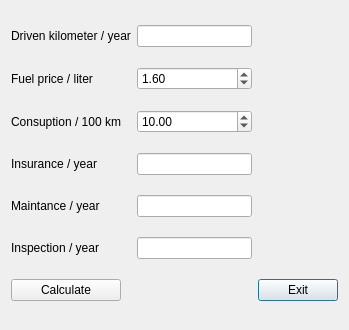
First picture: the form in costscalculator.ui, repository Jantero93/Qt_Harkka, before the edit.
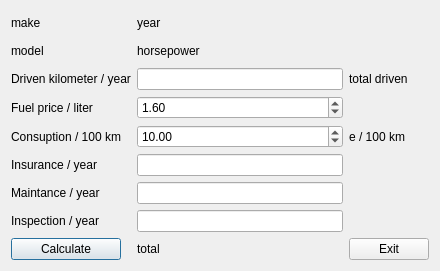
Second picture: the form after the edit.

Commit message: costs calc ok, bugi testailua vaille koko tyo ok

Patch:
```diff
--- a/costscalculator.ui
+++ b/costscalculator.ui
@@ -6,78 +6,129 @@
    <rect>
     <x>0</x>
     <y>0</y>
-    <width>349</width>
-    <height>330</height>
+    <width>440</width>
+    <height>271</height>
    </rect>
   </property>
   <property name="windowTitle">
    <string>Dialog</string>
   </property>
   <layout class="QGridLayout" name="gridLayout">
-   <item row="0" column="2">
+   <item row="5" column="2">
+    <widget class="QDoubleSpinBox" name="doubleSpin_FueConsuption">
+     <property name="singleStep">
+      <double>0.200000000000000</double>
+     </property>
+     <property name="value">
+      <double>10.000000000000000</double>
+     </property>
+    </widget>
+   </item>
+   <item row="3" column="3">
+    <widget class="QLabel" name="label_CostKilometer">
+     <property name="text">
+      <string>total driven</string>
+     </property>
+    </widget>
+   </item>
+   <item row="9" column="0">
+    <widget class="QPushButton" name="pushButton_Calculate">
+     <property name="text">
+      <string>Calculate</string>
+     </property>
+    </widget>
+   </item>
+   <item row="9" column="3">
+    <widget class="QPushButton" name="pushButton_Exit">
+     <property name="text">
+      <string>Exit</string>
+     </property>
+    </widget>
+   </item>
+   <item row="6" column="2">
+    <widget class="QLineEdit" name="lineEdit_Insurance"/>
+   </item>
+   <item row="7" column="0">
+    <widget class="QLabel" name="label_Maintance">
+     <property name="text">
+      <string>Maintance / year</string>
+     </property>
+    </widget>
+   </item>
+   <item row="4" column="0" colspan="2">
+    <widget class="QLabel" name="label_FuelPrice">
+     <property name="text">
+      <string>Fuel price / liter</string>
+     </property>
+    </widget>
+   </item>
+   <item row="3" column="0" colspan="2">
+    <widget class="QLabel" name="label_kilometers">
+     <property name="text">
+      <string>Driven kilometer / year</string>
+     </property>
+    </widget>
+   </item>
+   <item row="1" column="0">
+    <widget class="QLabel" name="label_CarModel">
+     <property name="text">
+      <string>model</string>
+     </property>
+    </widget>
+   </item>
+   <item row="3" column="2">
     <widget class="QLineEdit" name="lineEdit_driven">
      <property name="inputMethodHints">
       <set>Qt::ImhDigitsOnly|Qt::ImhHiddenText</set>
      </property>
     </widget>
    </item>
-   <item row="3" column="0">
-    <widget class="QLabel" name="label_Insurance">
-     <property name="text">
-      <string>Insurance / year</string>
-     </property>
-    </widget>
+   <item row="7" column="2">
+    <widget class="QLineEdit" name="lineEdit_Maintance"/>
    </item>
-   <item row="0" column="0" colspan="2">
-    <widget class="QLabel" name="label_kilometers">
+   <item row="1" column="2">
+    <widget class="QLabel" name="label_CarHorsepower">
      <property name="text">
-      <string>Driven kilometer / year</string>
+      <string>horsepower</string>
      </property>
     </widget>
    </item>
-   <item row="1" column="0" colspan="2">
-    <widget class="QLabel" name="label_FuelPrice">
+   <item row="0" column="2">
+    <widget class="QLabel" name="label_CarYear">
      <property name="text">
-      <string>Fuel price / liter</string>
-     </property>
-    </widget>
-   </item>
-   <item row="4" column="0">
-    <widget class="QLabel" name="label_Maintance">
-     <property name="text">
-      <string>Maintance / year</string>
+      <string>year</string>
      </property>
     </widget>
    </item>
    <item row="5" column="0">
-    <widget class="QLabel" name="label_inspection">
-     <property name="text">
-      <string>Inspection / year</string>
-     </property>
-    </widget>
-   </item>
-   <item row="2" column="0">
     <widget class="QLabel" name="label_FuelPer100">
      <property name="text">
       <string>Consuption / 100 km</string>
      </property>
     </widget>
    </item>
-   <item row="6" column="3">
-    <widget class="QPushButton" name="pushButton_Exit">
+   <item row="0" column="0">
+    <widget class="QLabel" name="label_CarMake">
      <property name="text">
-      <string>Exit</string>
+      <string>make</string>
+     </property>
+    </widget>
+   </item>
+   <item row="8" column="0">
+    <widget class="QLabel" name="label_inspection">
+     <property name="text">
+      <string>Inspection / year</string>
      </property>
     </widget>
    </item>
    <item row="6" column="0">
-    <widget class="QPushButton" name="pushButton_Calculate">
+    <widget class="QLabel" name="label_Insurance">
      <property name="text">
-      <string>Calculate</string>
+      <string>Insurance / year</string>
      </property>
     </widget>
    </item>
-   <item row="1" column="2">
+   <item row="4" column="2">
     <widget class="QDoubleSpinBox" name="doubleSpin_FuelPriceLiter">
      <property name="singleStep">
       <double>0.050000000000000</double>
@@ -87,25 +138,23 @@
      </property>
     </widget>
    </item>
-   <item row="2" column="2">
-    <widget class="QDoubleSpinBox" name="doubleSpin_FuelPer100">
-     <property name="singleStep">
-      <double>0.200000000000000</double>
-     </property>
-     <property name="value">
-      <double>10.000000000000000</double>
-     </property>
-    </widget>
-   </item>
-   <item row="3" column="2">
-    <widget class="QLineEdit" name="lineEdit_Insurance"/>
-   </item>
-   <item row="4" column="2">
-    <widget class="QLineEdit" name="lineEdit_Maintance"/>
-   </item>
-   <item row="5" column="2">
+   <item row="8" column="2">
     <widget class="QLineEdit" name="lineEdit_Inspection"/>
    </item>
+   <item row="9" column="2">
+    <widget class="QLabel" name="label_CostTotal">
+     <property name="text">
+      <string>total</string>
+     </property>
+    </widget>
+   </item>
+   <item row="5" column="3">
+    <widget class="QLabel" name="label_CostConsuption">
+     <property name="text">
+      <string>e / 100 km</string>
+     </property>
+    </widget>
+   </item>
   </layout>
  </widget>
  <resources/>
```
The commit also changes 13 other files.
